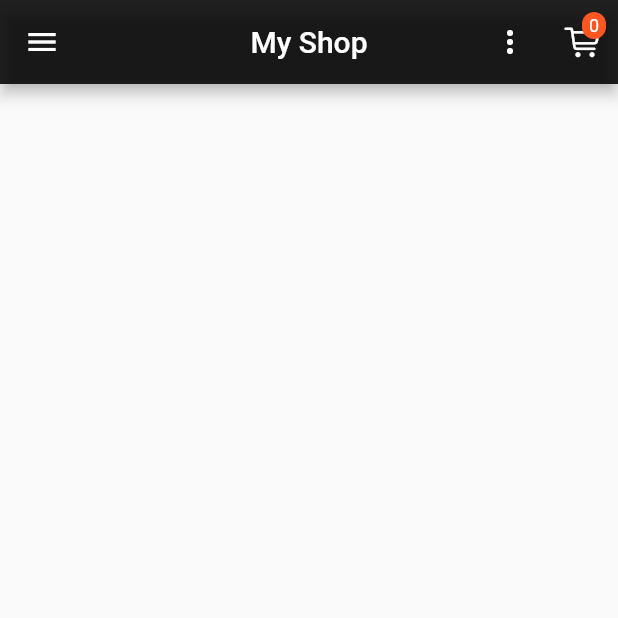
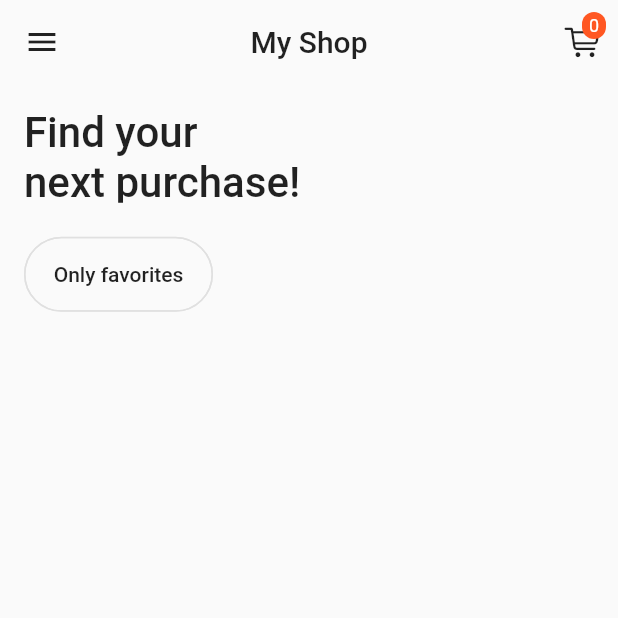
Before and after one commit to alinbr/shop, a Flutter app: the ProductOverviewScreen screen opened by its route, on a phone screen of 412 x 824 dp, the top half of it. Run offline on Flutter 3.47's test engine with Material 2 defaults, Android fonts, the phone set to English and light mode, and no system bars; our stand-ins replace shared_preferences; missing offline and left inert: dart:ffi; accounts and stored records are empty; network calls fail.

Commit message:
refactor ui

```diff
--- a/lib/providers/orders.dart
+++ b/lib/providers/orders.dart
@@ -51,7 +51,8 @@ class Orders with ChangeNotifier {
                   id: item['id'],
                   price: item['price'],
                   quantity: item['quantity'],
-                  title: item['title']))
+                  title: item['title'],
+                  imageUrl: item['imageUrl']))
               .toList()));
       _orders = loadedOrders.reversed.toList();
       notifyListeners();
@@ -71,7 +72,8 @@ class Orders with ChangeNotifier {
               'id': e.id,
               'title': e.title,
               'quantity': e.quantity,
-              'price': e.price
+              'price': e.price,
+              'imageUrl': e.imageUrl
             };
           }).toList()
         }));
--- a/lib/screens/orders_screen.dart
+++ b/lib/screens/orders_screen.dart
@@ -14,7 +14,10 @@ class OrdersScreen extends StatelessWidget {
     // final orderData = Provider.of<Orders>(context);
     return Scaffold(
         appBar: AppBar(
-          title: Text('Your Orders'),
+          title: Text(
+            'Your Orders',
+            style: TextStyle(color: Colors.black87),
+          ),
         ),
         drawer: AppDrawer(),
         body: FutureBuilder(
--- a/lib/screens/products_overview_screen.dart
+++ b/lib/screens/products_overview_screen.dart
@@ -19,8 +19,6 @@ class ProductOverviewScreen extends StatefulWidget {
 }
 
 class _ProductOverviewScreenState extends State<ProductOverviewScreen> {
-  bool _showOnlyFav = false;
-
   bool _isLoading = false;
 
   @override
@@ -54,29 +52,11 @@ class _ProductOverviewScreenState extends State<ProductOverviewScreen> {
   Widget build(BuildContext context) {
     return Scaffold(
       appBar: AppBar(
-        title: Text('My Shop'),
+        title: Text(
+          'My Shop',
+          style: TextStyle(color: Colors.black87),
+        ),
         actions: <Widget>[
-          PopupMenuButton(
-            itemBuilder: (_) => [
-              PopupMenuItem(
-                child: Text('Only favorite'),
-                value: FilterOptions.Favorites,
-              ),
-              PopupMenuItem(
-                child: Text('Show all'),
-                value: FilterOptions.All,
-              )
-            ],
-            onSelected: (FilterOptions selectedValue) {
-              setState(() {
-                if (selectedValue == FilterOptions.Favorites) {
-                  _showOnlyFav = true;
-                } else {
-                  _showOnlyFav = false;
-                }
-              });
-            },
-          ),
           Consumer<Cart>(
             builder: (_, cartData, ch) => Badge(
               child: ch,
@@ -96,7 +76,7 @@ class _ProductOverviewScreenState extends State<ProductOverviewScreen> {
           ? Center(
               child: CircularProgressIndicator(),
             )
-          : ProductsGrid(_showOnlyFav),
+          : ProductsGrid(),
     );
   }
 }
--- a/lib/screens/user_products_screen.dart
+++ b/lib/screens/user_products_screen.dart
@@ -20,7 +20,10 @@ class UserProductsScreen extends StatelessWidget {
     print('rebuilding...');
     return Scaffold(
       appBar: AppBar(
-        title: const Text('Your Products'),
+        title: const Text(
+          'Your Products',
+          style: TextStyle(color: Colors.black87),
+        ),
         actions: <Widget>[
           IconButton(
             icon: const Icon(Icons.add),
--- a/lib/widgets/app_drawer.dart
+++ b/lib/widgets/app_drawer.dart
@@ -12,7 +12,10 @@ class AppDrawer extends StatelessWidget {
       child: Column(
         children: <Widget>[
           AppBar(
-            title: Text('Menu'),
+            title: Text(
+              'Menu',
+              style: TextStyle(color: Colors.black87),
+            ),
             automaticallyImplyLeading: false,
           ),
           Divider(),
--- a/lib/widgets/order_item.dart
+++ b/lib/widgets/order_item.dart
@@ -20,6 +20,9 @@ class _OrderItemState extends State<OrderItem> {
   @override
   Widget build(BuildContext context) {
     return Card(
+      shape: RoundedRectangleBorder(
+        borderRadius: BorderRadius.circular(12.0),
+      ),
       margin: EdgeInsets.all(10),
       child: Column(
         children: <Widget>[
--- a/lib/widgets/products_grid.dart
+++ b/lib/widgets/products_grid.dart
@@ -1,31 +1,79 @@
 import 'package:flutter/material.dart';
+import 'package:flutter_staggered_grid_view/flutter_staggered_grid_view.dart';
 import 'package:provider/provider.dart';
 
 import './product_item.dart';
 import '../providers/products.dart';
 
-class ProductsGrid extends StatelessWidget {
-  final bool showOnlyFav;
+class ProductsGrid extends StatefulWidget {
+  const ProductsGrid();
 
-  const ProductsGrid(this.showOnlyFav);
+  @override
+  _ProductsGridState createState() => _ProductsGridState();
+}
+
+class _ProductsGridState extends State<ProductsGrid> {
+  bool _showOnlyFav = false;
 
   @override
   Widget build(BuildContext context) {
     final productsData = Provider.of<Products>(context);
 
-    final products = showOnlyFav ? productsData.favItems : productsData.items;
+    final products = _showOnlyFav ? productsData.favItems : productsData.items;
 
-    return GridView.builder(
+    return StaggeredGridView.countBuilder(
+        crossAxisCount: 2,
+        mainAxisSpacing: 16,
+        crossAxisSpacing: 16,
         padding: const EdgeInsets.all(16.0),
-        itemCount: products.length,
-        itemBuilder: (ctx, i) => ChangeNotifierProvider.value(
-              value: products[i],
-              child: ProductItem(),
-            ),
-        gridDelegate: SliverGridDelegateWithFixedCrossAxisCount(
-            crossAxisCount: 2,
-            childAspectRatio: 1,
-            crossAxisSpacing: 10,
-            mainAxisSpacing: 10));
+        itemCount: products.length + 2,
+        staggeredTileBuilder: (index) {
+          if (index == 0) return StaggeredTile.count(2, 0.4);
+          if (index == 1) return StaggeredTile.count(2, 0.4);
+          return StaggeredTile.count(1, index.isEven ? 1.7 : 1.2);
+        },
+        itemBuilder: (ctx, i) {
+          if (i == 0)
+            return Container(
+                child: Text(
+              "Find your \nnext purchase!",
+              style: TextStyle(
+                  color: Colors.black87,
+                  fontSize: 28,
+                  fontWeight: FontWeight.w500),
+            ));
+          if (i == 1)
+            return Row(
+              children: [
+                ActionChip(
+                  onPressed: () {
+                    setState(() {
+                      _showOnlyFav = !_showOnlyFav;
+                    });
+                  },
+                  labelStyle: TextStyle(
+                      color: _showOnlyFav ? Colors.white : Colors.black87),
+                  label: Container(
+                    height: 40,
+                    width: 100,
+                    child: Center(
+                      child: Text(
+                        'Only favorites',
+                      ),
+                    ),
+                  ),
+                  backgroundColor:
+                      _showOnlyFav ? Colors.black87 : Colors.transparent,
+                  side: BorderSide(
+                    color: Colors.grey[300],
+                  ),
+                ),
+              ],
+            );
+          return ChangeNotifierProvider.value(
+            value: products[i - 2],
+            child: ProductItem(),
+          );
+        });
   }
 }
--- a/lib/widgets/user_product.dart
+++ b/lib/widgets/user_product.dart
@@ -18,6 +18,7 @@ class UserProduct extends StatelessWidget {
     return ListTile(
       title: Text(title),
       leading: CircleAvatar(
+        radius: 32,
         backgroundImage: NetworkImage(imageUrl),
       ),
       trailing: Container(
--- a/pubspec.yaml
+++ b/pubspec.yaml
@@ -24,6 +24,7 @@ dependencies:
   flutter:
     sdk: flutter
   cupertino_icons: ^1.0.3
+  flutter_staggered_grid_view: ^0.4.0
   http: ^0.12.1
   intl: ^0.16.1
   provider: ^4.1.3
@@ -55,6 +56,5 @@ flutter:
   # "family" key with the font family name, and a "fonts" key with a
   # list giving the asset and other descriptors for the font. For
   # example:
-
   # For details regarding fonts from package dependencies,
   # see https://flutter.dev/custom-fonts/#from-packages
```
Also changed, not shown: lib/main.dart (+11 -7 lines), lib/providers/cart.dart (+11 -5 lines), lib/screens/cart_screen.dart (+14 -9 lines), lib/widgets/cart_item.dart (+48 -14 lines), lib/widgets/product_item.dart (+70 -21 lines), pubspec.lock.
